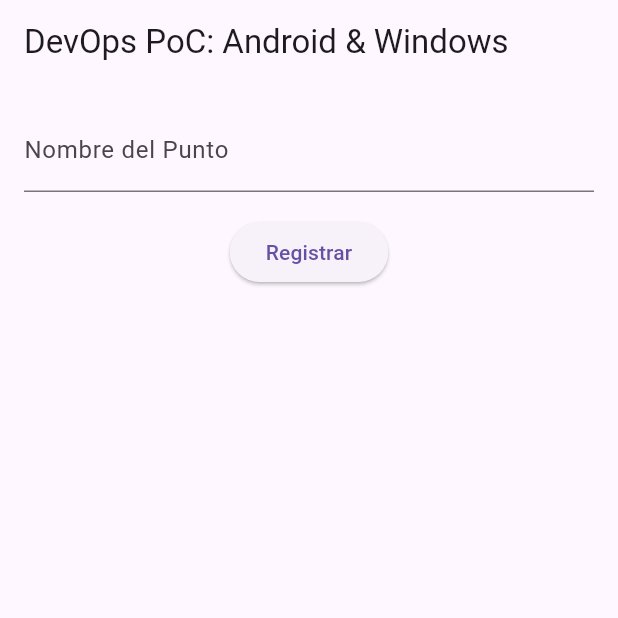
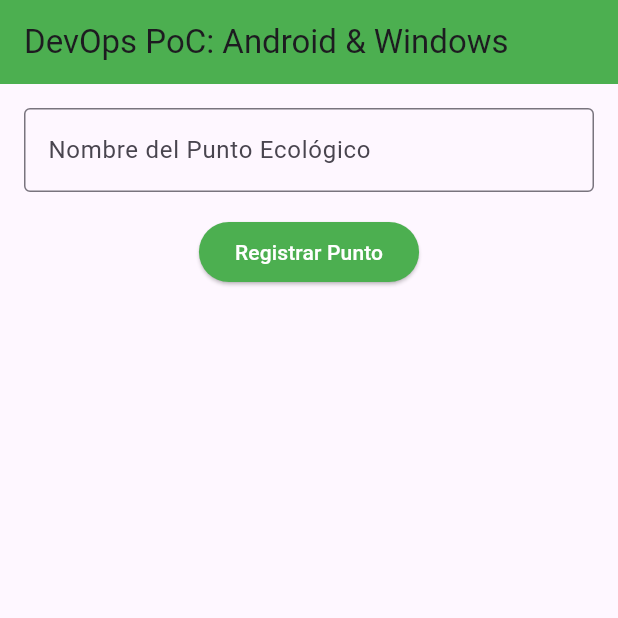
Before and after one commit to ingknarg32/NuevasTecnologiaDelDesarrollo, a Flutter app: the screen it shows after launch, on a phone screen of 412 x 824 dp, the top half of it. Run offline on Flutter 3.47's test engine with Material 3 defaults, Android fonts, the phone set to English and light mode, and no system bars.

Commit message:
Update main.dart with modern Flutter syntax and better UI

```diff
--- a/eco_tracker_poc/lib/main.dart
+++ b/eco_tracker_poc/lib/main.dart
@@ -1,32 +1,88 @@
 import 'package:flutter/material.dart';
 
-void main() => runApp(MaterialApp(home: EcoLog()));
-
-class EcoLog extends StatefulWidget {
-  @override
-  _EcoLogState createState() => _EcoLogState();
+void main() {
+  runApp(const MyApp());
 }
 
-class _EcoLogState extends State<EcoLog> {
-  final List<String> _data = [];
-  final TextEditingController _input = TextEditingController();
+class MyApp extends StatelessWidget {
+  const MyApp({super.key});
+
+  @override
+  Widget build(BuildContext context) {
+    return MaterialApp(
+      title: 'Eco Tracker PoC',
+      theme: ThemeData(
+        primarySwatch: Colors.green,
+      ),
+      home: const EcoTrackerPage(),
+    );
+  }
+}
+
+class EcoTrackerPage extends StatefulWidget {
+  const EcoTrackerPage({super.key});
+
+  @override
+  State<EcoTrackerPage> createState() => _EcoTrackerPageState();
+}
+
+class _EcoTrackerPageState extends State<EcoTrackerPage> {
+  final List<String> _ecoPoints = [];
+  final TextEditingController _controller = TextEditingController();
+
+  void _addEcoPoint() {
+    if (_controller.text.isNotEmpty) {
+      setState(() {
+        _ecoPoints.add(_controller.text);
+        _controller.clear();
+      });
+    }
+  }
 
   @override
   Widget build(BuildContext context) {
     return Scaffold(
-      appBar: AppBar(title: Text("DevOps PoC: Android & Windows")),
-      body: Column(
-        children: [
-          Padding(
-            padding: EdgeInsets.all(16),
-            child: TextField(controller: _input, decoration: InputDecoration(labelText: "Nombre del Punto")),
-          ),
-          ElevatedButton(
-            child: Text("Registrar"),
-            onPressed: () => setState(() { _data.add(_input.text); _input.clear(); }),
-          ),
-          Expanded(child: ListView.builder(itemCount: _data.length, itemBuilder: (c, i) => ListTile(title: Text(_data[i])))),
-        ],
+      appBar: AppBar(
+        title: const Text('DevOps PoC: Android & Windows'),
+        backgroundColor: Colors.green,
+      ),
+      body: Padding(
+        padding: const EdgeInsets.all(16.0),
+        child: Column(
+          children: [
+            TextField(
+              controller: _controller,
+              decoration: const InputDecoration(
+                labelText: 'Nombre del Punto Ecológico',
+                border: OutlineInputBorder(),
+              ),
+            ),
+            const SizedBox(height: 16),
+            ElevatedButton(
+              onPressed: _addEcoPoint,
+              style: ElevatedButton.styleFrom(
+                backgroundColor: Colors.green,
+                foregroundColor: Colors.white,
+              ),
+              child: const Text('Registrar Punto'),
+            ),
+            const SizedBox(height: 16),
+            Expanded(
+              child: ListView.builder(
+                itemCount: _ecoPoints.length,
+                itemBuilder: (context, index) {
+                  return Card(
+                    child: ListTile(
+                      leading: const Icon(Icons.eco, color: Colors.green),
+                      title: Text(_ecoPoints[index]),
+                      subtitle: Text('Punto #${index + 1}'),
+                    ),
+                  );
+                },
+              ),
+            ),
+          ],
+        ),
       ),
     );
   }
```
